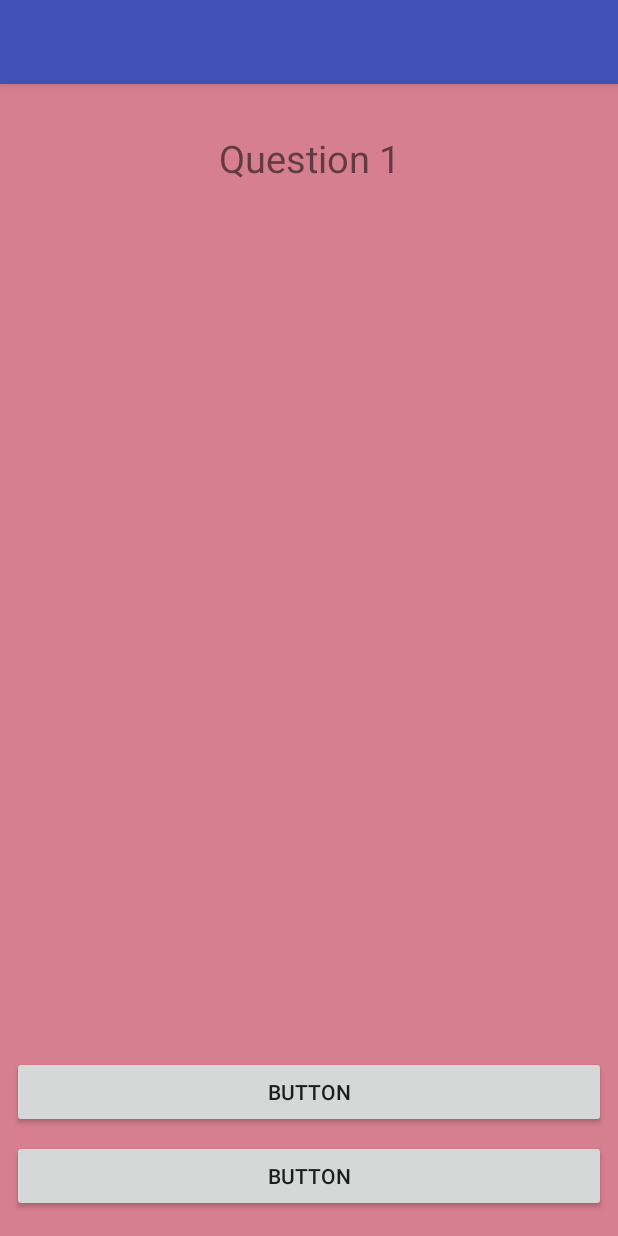
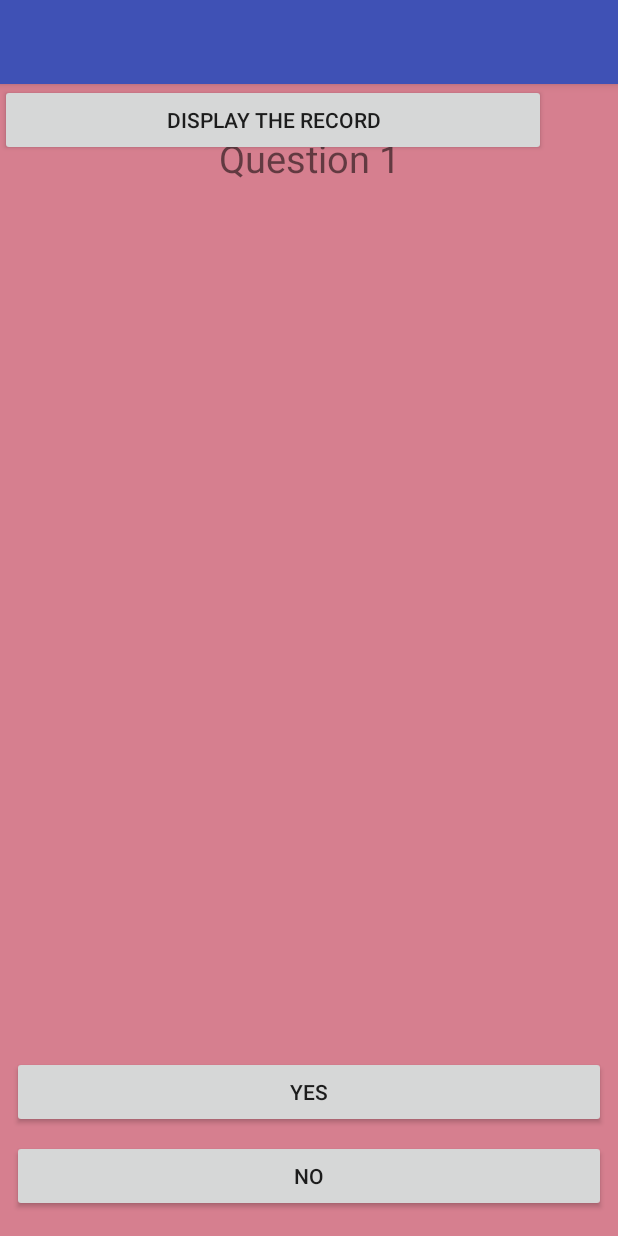
Before and after one commit to dvsth/C-Aware, an Android app: the QuestionScreen screen opened directly, with no data from a screen before it, on a phone screen of 412 x 824 dp. Run offline under Robolectric (Android 15) with nearby library versions, the light colour scheme and no system bars.

Commit message:
Commit 4, further work on DB, retrieval bugs remain

```diff
--- a/app/src/main/java/devseth/questionnaire/QuestionFeeder.java
+++ b/app/src/main/java/devseth/questionnaire/QuestionFeeder.java
@@ -23,7 +23,7 @@ public class QuestionFeeder {
         q9 = "Question 9";
         q10 = "Question 10";
 
-        questions = new String[]{q1, q2, q3, q4, q5, q6, q7, q8, q9, q10};
+        questions = new String[]{q1, q2, q3, q4, q5, q6, q7, q8, q9, q10, "", "", "", "", "", "", "", "", ""};
 
         questionIndex = -1;
     }
@@ -32,7 +32,7 @@ public class QuestionFeeder {
 
         questionIndex++;                                        //goto next question
 
-        if (questionIndex==questions.length)                    //have we reached the last question?
+        if (questionIndex == questions.length)                    //have we reached the last question?
             return "end";                                       //if yes, return end
 
         return questions[questionIndex];                        //or else return the next question
--- a/app/src/main/java/devseth/questionnaire/QuestionScreen.java
+++ b/app/src/main/java/devseth/questionnaire/QuestionScreen.java
@@ -7,38 +7,89 @@ import android.graphics.Color;
 import android.os.CountDownTimer;
 import android.support.v7.app.AppCompatActivity;
 import android.os.Bundle;
+import android.util.Log;
 import android.view.View;
+import android.widget.Button;
 import android.widget.TextView;
 
 import org.w3c.dom.Text;
 
+import java.io.File;
+
 import static android.view.animation.Animation.REVERSE;
 
-public class QuestionScreen extends AppCompatActivity {
+public class QuestionScreen extends AppCompatActivity implements View.OnClickListener {
 
     TextView txtQues;                                   //TextView that displays questions
     View background;                                    //the background of the window
+    Button btnYes;                                      //the yes button
+    Button btnNo;                                       //the no button
+    Button btnDisplay;
     private QuestionFeeder questionFeeder;              //provides questions
-    private SQLiteOpenHelper dbhelper;
+    private DBHandler dbhelper;                         //the DBHandler object which will manage db
+    private String[] responses;                         //stores responses
+    private int questionIndex;                          //what question are we on?
 
 
     @Override
     protected void onCreate(Bundle savedInstanceState) {
+
         super.onCreate(savedInstanceState);
         setContentView(R.layout.activity_question_screen);
 
         //Object declarations
         txtQues = (TextView) findViewById(R.id.textView1);
         background = findViewById(R.id.background);
+        btnYes = (Button) findViewById(R.id.btnYes);
+        btnYes.setOnClickListener(this);
+        btnNo = (Button) findViewById(R.id.btnNo);
+        btnNo.setOnClickListener(this);
+        btnDisplay = (Button) findViewById(R.id.recordDisplay);
+        btnDisplay.setOnClickListener(this);
         questionFeeder = new QuestionFeeder();
+        responses = new String[15];
+
+        questionIndex = 1;
 
         //Ignition for animation
         bgAnimator();
+
+        //Set the question in the textview
         txtQues.setText(questionFeeder.nextQuestion());
 
+        dbhelper = new DBHandler(this);
 
     }
 
+    public void onClick(View v) {
+
+        if (questionIndex < 9)
+            txtQues.setText(questionFeeder.nextQuestion());
+
+        if (questionIndex == 9) {
+            btnYes.setEnabled(false);
+            btnNo.setEnabled(false);
+            dbhelper.addSurveyResponse(responses);
+            Log.d(null, "onClick: the response was added to database");
+
+        } else {
+            switch (v.getId()) {
+
+                case R.id.btnNo:
+                    responses[++questionIndex] = "0";
+                    break;
+                case R.id.btnYes:
+                    responses[++questionIndex] = "1";
+                    break;
+                case R.id.recordDisplay:
+                    txtQues.setText("ABCDEFG");
+                    break;
+
+
+            }
+        }
+
+    }
 
     private void bgAnimator() {
 
--- a/app/src/main/res/layout/activity_main.xml
+++ b/app/src/main/res/layout/activity_main.xml
@@ -19,6 +19,6 @@
         app:layout_constraintLeft_toLeftOf="parent"
         android:layout_marginRight="8dp"
         app:layout_constraintRight_toRightOf="parent"
-        app:layout_constraintVertical_bias="0.501" />
+        app:layout_constraintVertical_bias="0.644" />
 
 </android.support.constraint.ConstraintLayout>
--- a/app/src/main/res/layout/activity_question_screen.xml
+++ b/app/src/main/res/layout/activity_question_screen.xml
@@ -39,7 +39,7 @@
         android:layout_marginBottom="8dp">
 
         <Button
-            android:id="@+id/button4"
+            android:id="@+id/btnYes"
             android:layout_width="match_parent"
             android:layout_height="match_parent"
             android:layout_marginBottom="8dp"
@@ -47,13 +47,13 @@
             android:layout_marginLeft="8dp"
             android:layout_marginRight="8dp"
             android:layout_marginStart="8dp"
-            android:text="Button"
+            android:text="Yes"
             app:layout_constraintBottom_toBottomOf="parent"
             app:layout_constraintLeft_toLeftOf="parent"
             app:layout_constraintRight_toLeftOf="@+id/button3" />
 
         <Button
-            android:id="@+id/button5"
+            android:id="@+id/btnNo"
             android:layout_width="match_parent"
             android:layout_height="match_parent"
             android:layout_marginBottom="8dp"
@@ -61,11 +61,19 @@
             android:layout_marginLeft="8dp"
             android:layout_marginRight="8dp"
             android:layout_marginStart="8dp"
-            android:text="Button"
+            android:text="No"
             app:layout_constraintBottom_toBottomOf="parent"
             app:layout_constraintLeft_toLeftOf="parent"
             app:layout_constraintRight_toLeftOf="@+id/button3" />
 
     </LinearLayout>
 
+    <Button
+        android:id="@+id/recordDisplay"
+        android:layout_width="364dp"
+        android:layout_height="0dp"
+        android:text="Display the record"
+        tools:layout_editor_absoluteX="8dp"
+        tools:layout_editor_absoluteY="229dp" />
+
 </android.support.constraint.ConstraintLayout>
```
Also changed, not shown: app/src/main/java/devseth/questionnaire/DBHandler.java (+26 -7 lines).
